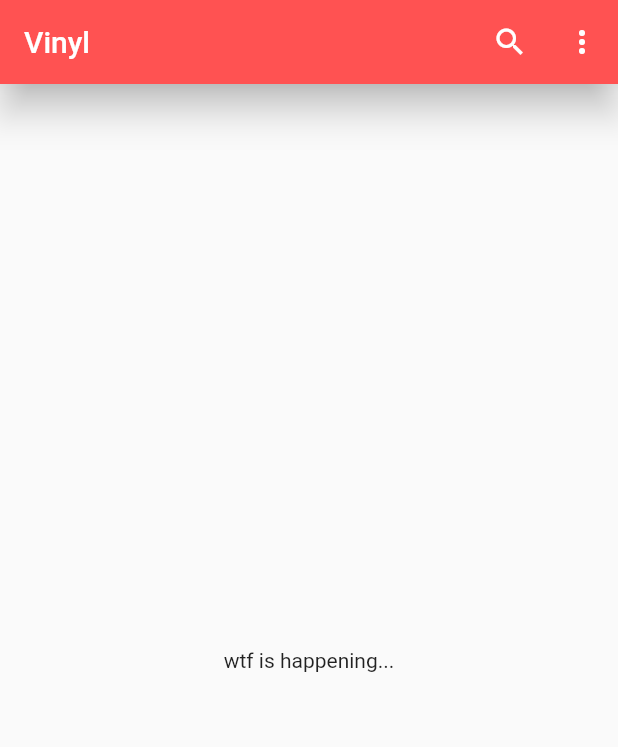
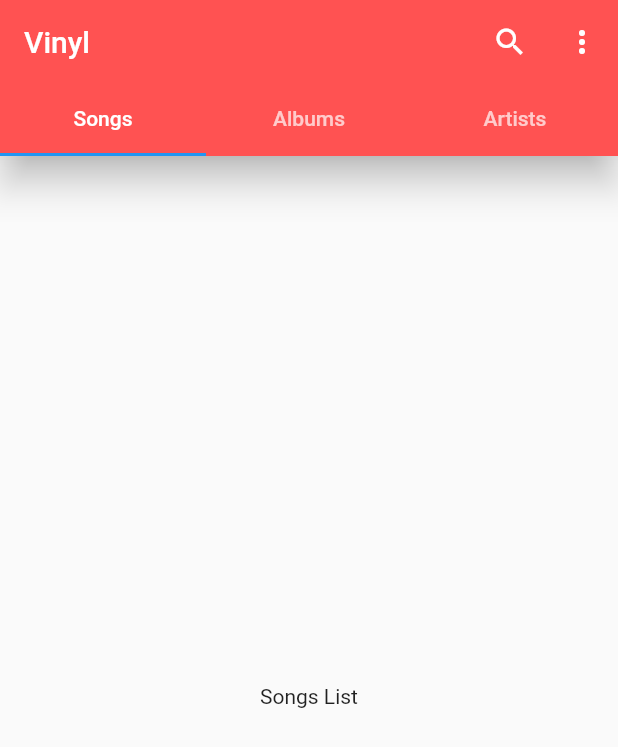
Before and after one commit to phoenix-phx/vinyl, a Flutter app: the screen it shows after launch, on a phone screen of 412 x 824 dp. Shown: the top 747 px of the screen. Run offline on Flutter 3.47's test engine with Material 2 defaults, Android fonts, the phone set to English and light mode, and no system bars; our stand-ins replace just_audio; missing offline and left inert: flutter_audio_query.

Commit message:
added different sections on Main View

```diff
--- a/lib/views/MainView.dart
+++ b/lib/views/MainView.dart
@@ -8,7 +8,15 @@ class MainView extends StatefulWidget {
   _MainViewState createState() => _MainViewState();
 }
 
-class _MainViewState extends State<MainView> {
+class _MainViewState extends State<MainView> with SingleTickerProviderStateMixin {
+  TabController _controller;
+
+  @override
+  void initState() {
+    super.initState();
+    _controller = TabController(length: 3, vsync: this, initialIndex: 0);
+  }
+
   @override
   Widget build(BuildContext context) {
     return MaterialApp(
@@ -28,14 +36,11 @@ class _MainViewState extends State<MainView> {
             ),
             PopupMenuButton(
                 itemBuilder: (ctx) => [
-                  PopupMenuItem(child: Text('Show Splash'), value: '0',),
                   PopupMenuItem(child: Text('Credits'), value: '1',),
                 ],
                 onSelected: (value){
                   setState(() {
                     switch(value){
-                      case '0':
-                        break;
                       case '1':
                         Route route = MaterialPageRoute(builder: (context) => Credits());
                         Navigator.of(context).push(route);
@@ -45,9 +50,25 @@ class _MainViewState extends State<MainView> {
                 },
             )
           ],
+          bottom: TabBar(
+              controller: _controller,
+              tabs: [
+                Tab(text: "Songs",),
+                Tab(text: "Albums",),
+                Tab(text: "Artists",),
+              ],
+          ),
         ),
-        body: Center(
-          child: Text('wtf is happening...'),
+
+        body: TabBarView(
+            controller: _controller,
+            children: [
+              // todas las paginas a mostrar
+              Center(child: Text('Songs List'),),
+              Center(child: Text('Albums List'),),
+              Center(child: Text('Artists List'),),
+
+            ]
         ),
       ),
     );
```
